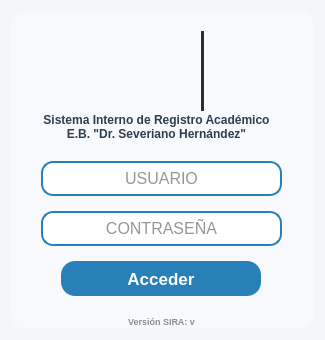
Qt form resources/ui/login.ui (Proyecto-Uptjaa/Proyecto_SIRA) before a commit.
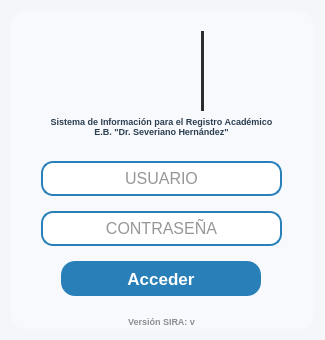
The same form after that commit. Icons and pictures are not drawn.

Commit message: Ajustes interfaz

What changed in the file:
```diff
--- a/resources/ui/login.ui
+++ b/resources/ui/login.ui
@@ -306,9 +306,9 @@
      <widget class="QLabel" name="lblTitulo">
       <property name="geometry">
        <rect>
-        <x>20</x>
+        <x>0</x>
         <y>95</y>
-        <width>251</width>
+        <width>301</width>
         <height>41</height>
        </rect>
       </property>
@@ -327,7 +327,7 @@
       <property name="font">
        <font>
         <family>Segoe UI</family>
-        <pointsize>9</pointsize>
+        <pointsize>7</pointsize>
         <bold>true</bold>
        </font>
       </property>
@@ -337,7 +337,7 @@
 }</string>
       </property>
       <property name="text">
-       <string>Sistema Interno de Registro Académico
+       <string>Sistema de Información para el Registro Académico
 E.B. &quot;Dr. Severiano Hernández&quot;</string>
       </property>
       <property name="alignment">
```
The commit also changes 3 other files.
